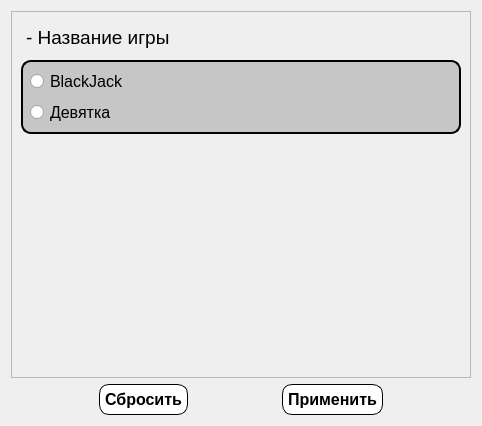
Qt form Gui/Filters/Admin/f_table.ui (MyEdit/Casino_Client) before a commit.
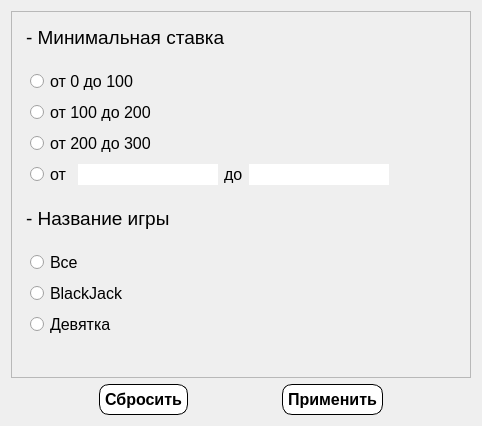
The same form after that commit.

Patch:
```diff
--- a/Gui/Filters/Admin/f_table.ui
+++ b/Gui/Filters/Admin/f_table.ui
@@ -27,11 +27,160 @@
        <rect>
         <x>0</x>
         <y>0</y>
-        <width>462</width>
-        <height>364</height>
+        <width>448</width>
+        <height>378</height>
        </rect>
       </property>
       <layout class="QVBoxLayout" name="verticalLayout_2">
+       <item>
+        <widget class="QPushButton" name="minBet">
+         <property name="font">
+          <font>
+           <family>Segoe UI</family>
+           <pointsize>14</pointsize>
+          </font>
+         </property>
+         <property name="styleSheet">
+          <string notr="true">QPushButton {
+	background: transparent;
+    border: none;
+	padding: 5px;
+	text-align: left;
+}
+
+QPushButton:hover {
+font-weight: bold;
+}</string>
+         </property>
+         <property name="text">
+          <string>- Минимальная ставка</string>
+         </property>
+        </widget>
+       </item>
+       <item>
+        <widget class="QWidget" name="categoryMinBet" native="true">
+         <property name="styleSheet">
+          <string notr="true">#categotyMinBet
+{
+    border: 2px solid black; 
+    border-radius: 10px;
+	background-color: rgb(198, 198, 198);
+}</string>
+         </property>
+         <layout class="QVBoxLayout" name="verticalLayout_5">
+          <item>
+           <widget class="QRadioButton" name="start0end100">
+            <property name="font">
+             <font>
+              <family>Segoe UI</family>
+              <pointsize>12</pointsize>
+             </font>
+            </property>
+            <property name="text">
+             <string>от 0 до 100</string>
+            </property>
+           </widget>
+          </item>
+          <item>
+           <widget class="QRadioButton" name="start100end200">
+            <property name="font">
+             <font>
+              <family>Segoe UI</family>
+              <pointsize>12</pointsize>
+             </font>
+            </property>
+            <property name="text">
+             <string>от 100 до 200</string>
+            </property>
+           </widget>
+          </item>
+          <item>
+           <widget class="QRadioButton" name="start200end300">
+            <property name="font">
+             <font>
+              <family>Segoe UI</family>
+              <pointsize>12</pointsize>
+             </font>
+            </property>
+            <property name="text">
+             <string>от 200 до 300</string>
+            </property>
+           </widget>
+          </item>
+          <item>
+           <layout class="QHBoxLayout" name="horizontalLayout_2">
+            <item>
+             <widget class="QRadioButton" name="yourStartAndEnd">
+              <property name="font">
+               <font>
+                <family>Segoe UI</family>
+                <pointsize>12</pointsize>
+               </font>
+              </property>
+              <property name="text">
+               <string>от</string>
+              </property>
+             </widget>
+            </item>
+            <item>
+             <widget class="QLineEdit" name="startMinBet">
+              <property name="font">
+               <font>
+                <family>Segoe UI</family>
+                <pointsize>12</pointsize>
+               </font>
+              </property>
+              <property name="frame">
+               <bool>false</bool>
+              </property>
+             </widget>
+            </item>
+            <item>
+             <widget class="QLabel" name="label_2">
+              <property name="font">
+               <font>
+                <family>Segoe UI</family>
+                <pointsize>12</pointsize>
+                <weight>50</weight>
+                <bold>false</bold>
+               </font>
+              </property>
+              <property name="text">
+               <string>до</string>
+              </property>
+             </widget>
+            </item>
+            <item>
+             <widget class="QLineEdit" name="endMinBet">
+              <property name="font">
+               <font>
+                <family>Segoe UI</family>
+                <pointsize>12</pointsize>
+               </font>
+              </property>
+              <property name="frame">
+               <bool>false</bool>
+              </property>
+             </widget>
+            </item>
+            <item>
+             <spacer name="horizontalSpacer_5">
+              <property name="orientation">
+               <enum>Qt::Horizontal</enum>
+              </property>
+              <property name="sizeHint" stdset="0">
+               <size>
+                <width>40</width>
+                <height>20</height>
+               </size>
+              </property>
+             </spacer>
+            </item>
+           </layout>
+          </item>
+         </layout>
+        </widget>
+       </item>
        <item>
         <widget class="QPushButton" name="nameGame">
          <property name="font">
@@ -58,7 +207,7 @@
         </widget>
        </item>
        <item>
-        <widget class="QWidget" name="categotyNameGame" native="true">
+        <widget class="QWidget" name="categoryNameGame" native="true">
          <property name="styleSheet">
           <string notr="true">#categotyNameGame
 {
@@ -68,6 +217,19 @@
 }</string>
          </property>
          <layout class="QVBoxLayout" name="verticalLayout_3">
+          <item>
+           <widget class="QRadioButton" name="allNameGame">
+            <property name="font">
+             <font>
+              <family>Segoe UI</family>
+              <pointsize>12</pointsize>
+             </font>
+            </property>
+            <property name="text">
+             <string>Все</string>
+            </property>
+           </widget>
+          </item>
           <item>
            <widget class="QRadioButton" name="nameBlackJack">
             <property name="font">
```
